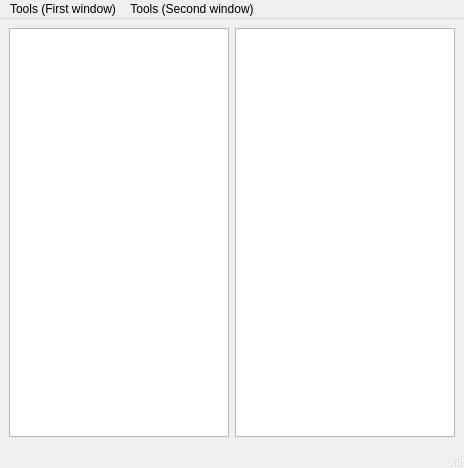
Above: Easy_File_Manager/explorer.ui from NebesnyiA/Easy_File_Manager before the change. Below: the same form after it.
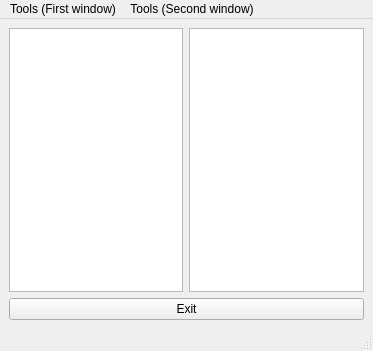
That is the form after the change.

Commit message: New functions were added: possibility to create the files with format choosing.

```diff
--- a/Easy_File_Manager/explorer.ui
+++ b/Easy_File_Manager/explorer.ui
@@ -6,15 +6,15 @@
    <rect>
     <x>0</x>
     <y>0</y>
-    <width>464</width>
-    <height>468</height>
+    <width>373</width>
+    <height>351</height>
    </rect>
   </property>
   <property name="windowTitle">
    <string>Explorer</string>
   </property>
   <widget class="QWidget" name="centralwidget">
-   <layout class="QHBoxLayout" name="horizontalLayout_2">
+   <layout class="QVBoxLayout" name="verticalLayout_2">
     <item>
      <layout class="QVBoxLayout" name="verticalLayout">
       <item>
@@ -29,6 +29,13 @@
       </item>
      </layout>
     </item>
+    <item>
+     <widget class="QPushButton" name="ExitButton">
+      <property name="text">
+       <string>Exit</string>
+      </property>
+     </widget>
+    </item>
    </layout>
   </widget>
   <widget class="QMenuBar" name="menubar">
@@ -36,7 +43,7 @@
     <rect>
      <x>0</x>
      <y>0</y>
-     <width>464</width>
+     <width>373</width>
      <height>21</height>
     </rect>
    </property>
```
Left out of the diff: 12 changed lines with no effect on the pictures. The commit also changes 2 other files.
